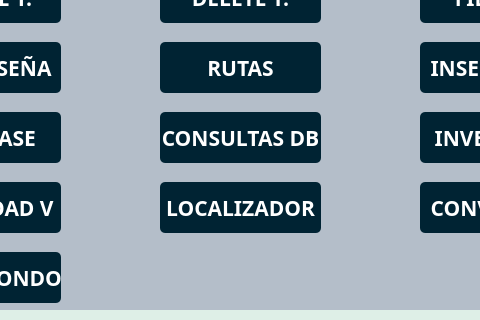
Above: interfaz/MainWindow.ui from eldaniell01/windows_python before the change; both pictures show x 160 to 640 and y 378 to 698 of the 800 by 698 pixel window. Below: the same form after it.
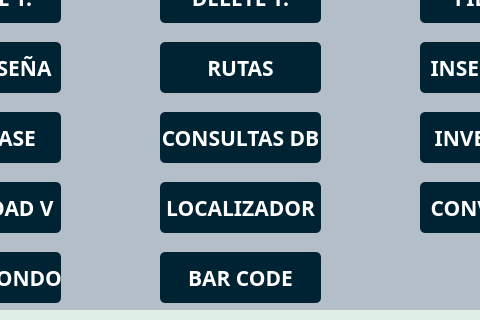
That is the form after the change.

Patch:
```diff
--- a/interfaz/MainWindow.ui
+++ b/interfaz/MainWindow.ui
@@ -768,6 +768,37 @@
      <string>QUITAR FONDO</string>
     </property>
    </widget>
+   <widget class="QPushButton" name="btnbarcode">
+    <property name="geometry">
+     <rect>
+      <x>300</x>
+      <y>500</y>
+      <width>161</width>
+      <height>51</height>
+     </rect>
+    </property>
+    <property name="font">
+     <font>
+      <family>Hack Nerd Font Mono</family>
+      <pointsize>16</pointsize>
+      <bold>true</bold>
+     </font>
+    </property>
+    <property name="cursor">
+     <cursorShape>PointingHandCursor</cursorShape>
+    </property>
+    <property name="mouseTracking">
+     <bool>false</bool>
+    </property>
+    <property name="styleSheet">
+     <string notr="true">background-color: rgb(0, 35, 51);
+border-radius: 5px;
+color: rgb(255, 255, 255);</string>
+    </property>
+    <property name="text">
+     <string>BAR CODE</string>
+    </property>
+   </widget>
   </widget>
  </widget>
  <resources/>
```
